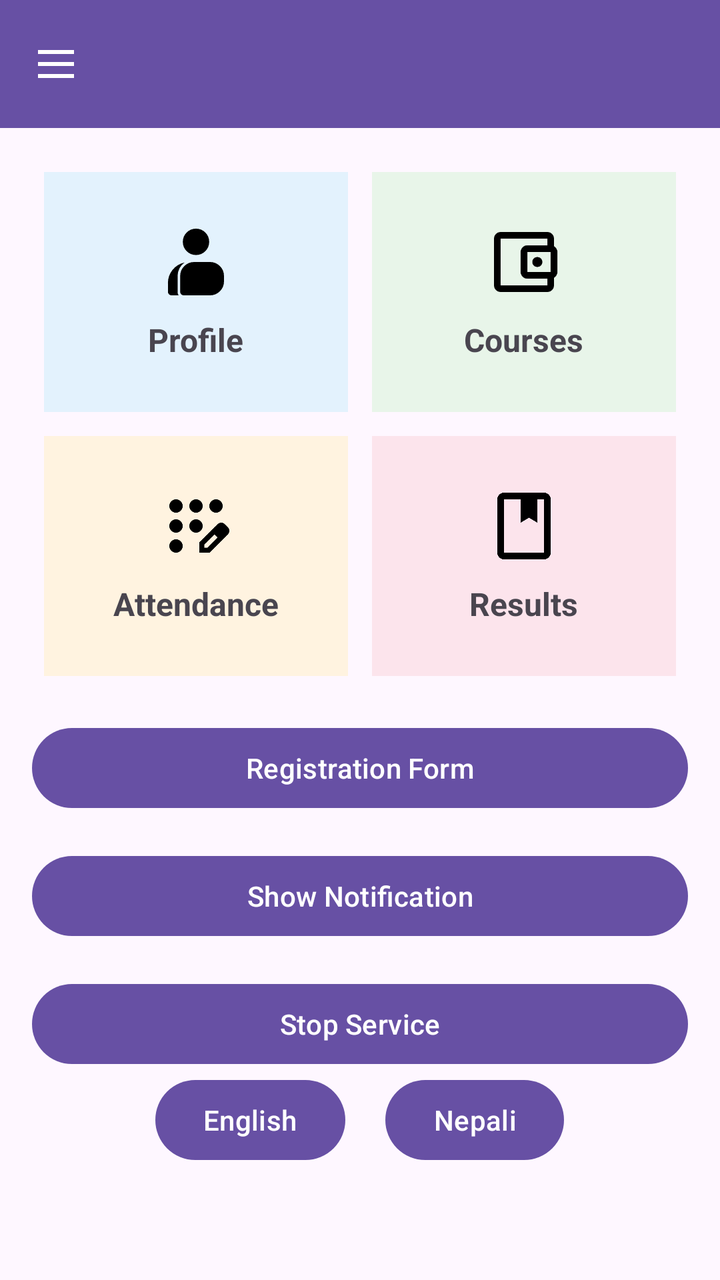
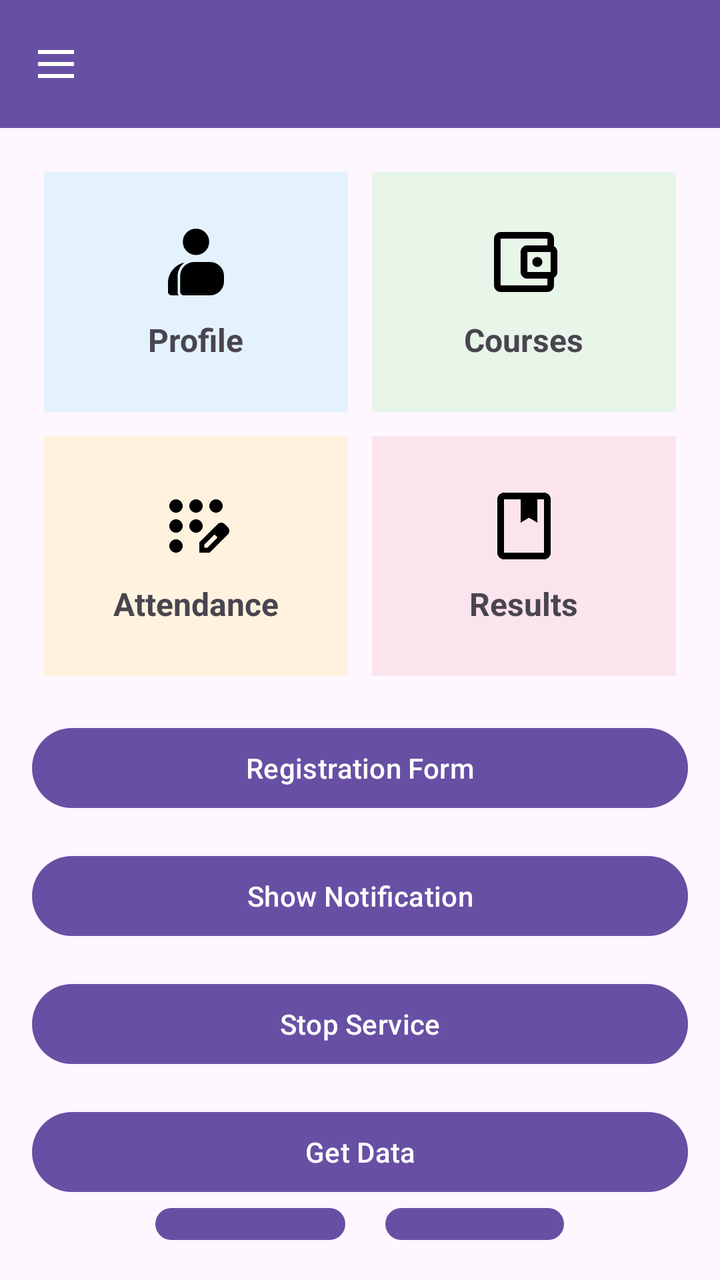

An Android layout rendered at two revisions. The XML below is the earlier revision; the diff shows what the commit changed to produce the second picture.
<!-- AndroidManifest.xml: application theme Theme.COSMOS_MOBILE -->
<!-- res/layout/activity_dashboard.xml -->
<?xml version="1.0" encoding="utf-8"?>
<androidx.drawerlayout.widget.DrawerLayout
    xmlns:android="http://schemas.android.com/apk/res/android"
    xmlns:app="http://schemas.android.com/apk/res-auto"
    android:id="@+id/drawerLayout"
    android:layout_width="match_parent"
    android:layout_height="match_parent">

    <FrameLayout
        android:id="@+id/demoFragment"
        android:layout_width="match_parent"
        android:layout_height="match_parent"
        android:visibility="gone"/>

    
    <LinearLayout
        android:orientation="vertical"
        android:layout_width="match_parent"
        android:layout_height="match_parent">

        
        <com.google.android.material.appbar.MaterialToolbar
            android:id="@+id/topAppBar"
            android:layout_width="match_parent"
            android:layout_height="wrap_content"
            android:background="?attr/colorPrimary"
            app:titleTextColor="@android:color/white"
            app:navigationIconTint="@android:color/white"
            app:navigationIcon="@drawable/ic_menu" />

        


            <LinearLayout
                android:id="@+id/dashboardContent"
                android:orientation="vertical"
                android:padding="16dp"
                android:layout_width="match_parent"
                android:layout_height="wrap_content">

                
                <LinearLayout
                    android:orientation="horizontal"
                    android:gravity="center"
                    android:layout_width="match_parent"
                    android:layout_height="wrap_content">

                    <LinearLayout
                        android:id="@+id/layoutProfile"
                        android:orientation="vertical"
                        android:gravity="center"
                        android:padding="20dp"
                        android:layout_weight="1"
                        android:background="#E3F2FD"
                        android:layout_margin="6dp"
                        android:layout_width="0dp"
                        android:layout_height="120dp">

                        <ImageView
                            android:src="@drawable/ic_profile"
                            android:layout_width="40dp"
                            android:layout_height="40dp" />

                        <TextView
                            android:layout_height="wrap_content"
                            android:layout_width="wrap_content"
                            android:text="@string/profile"
                            android:textStyle="bold"
                            android:textSize="16sp"
                            android:layout_marginTop="8dp" />
                    </LinearLayout>

                    <LinearLayout
                        android:id="@+id/layoutCourses"
                        android:orientation="vertical"
                        android:gravity="center"
                        android:padding="20dp"
                        android:layout_weight="1"
                        android:background="#E8F5E9"
                        android:layout_margin="6dp"
                        android:layout_width="0dp"
                        android:layout_height="120dp">

                        <ImageView
                            android:src="@drawable/ic_course"
                            android:layout_width="40dp"
                            android:layout_height="40dp" />

                        <TextView
                            android:layout_height="wrap_content"
                            android:layout_width="wrap_content"
                            android:text="@string/courses"
                            android:textStyle="bold"
                            android:textSize="16sp"
                            android:layout_marginTop="8dp" />
                    </LinearLayout>

                </LinearLayout>

                
                <LinearLayout
                    android:orientation="horizontal"
                    android:gravity="center"
                    android:layout_width="match_parent"
                    android:layout_height="wrap_content">

                    <LinearLayout
                        android:id="@+id/layoutAttendance"
                        android:orientation="vertical"
                        android:gravity="center"
                        android:padding="20dp"
                        android:layout_weight="1"
                        android:background="#FFF3E0"
                        android:layout_margin="6dp"
                        android:layout_width="0dp"
                        android:layout_height="120dp">

                        <ImageView
                            android:src="@drawable/ic_attendance"
                            android:layout_width="40dp"
                            android:layout_height="40dp" />

                        <TextView
                            android:layout_height="wrap_content"
                            android:layout_width="wrap_content"
                            android:text="@string/atten"
                            android:textStyle="bold"
                            android:textSize="16sp"
                            android:layout_marginTop="8dp" />
                    </LinearLayout>

                    <LinearLayout
                        android:id="@+id/layoutResult"
                        android:orientation="vertical"
                        android:gravity="center"
                        android:padding="20dp"
                        android:layout_weight="1"
                        android:background="#FCE4EC"
                        android:layout_margin="6dp"
                        android:layout_width="0dp"
                        android:layout_height="120dp">

                        <ImageView
                            android:src="@drawable/ic_result"
                            android:layout_width="40dp"
                            android:layout_height="40dp" />

                        <TextView
                            android:layout_height="wrap_content"
                            android:layout_width="wrap_content"
                            android:text="@string/results"
                            android:textStyle="bold"
                            android:textSize="16sp"
                            android:layout_marginTop="8dp" />
                    </LinearLayout>

                </LinearLayout>

                <Button
                    android:id="@+id/btnRegisterStudent"
                    android:layout_marginTop="16dp"
                    android:layout_width="match_parent"
                    android:layout_height="wrap_content"
                    android:text="@string/reg"/>

                <Button
                    android:id="@+id/bthShowNotification"
                    android:layout_marginTop="16dp"
                    android:layout_width="match_parent"
                    android:layout_height="wrap_content"
                    android:text="@string/notify"/>
                <Button
                    android:id="@+id/btnStopService"
                    android:layout_marginTop="16dp"
                    android:layout_width="match_parent"
                    android:layout_height="wrap_content"
                    android:text="@string/stop"/>



                <LinearLayout
                    android:layout_width="match_parent"
                    android:layout_height="match_parent"
                    android:layout_gravity="center"
                    android:gravity="center"
                    android:orientation="horizontal">
                    <Button
                        android:id="@+id/buttonEng"
                        android:layout_width="wrap_content"
                        android:layout_height="wrap_content"
                        android:text="English" />
                    <Space
                        android:layout_width="20dp"
                        android:layout_height="0dp"/>
                    <Button
                        android:id="@+id/buttonNep"
                        android:layout_width="wrap_content"
                        android:layout_height="wrap_content"
                        android:text="Nepali" />
                </LinearLayout>


            </LinearLayout>


    </LinearLayout>
    
    <com.google.android.material.navigation.NavigationView
        android:id="@+id/navigationView"
        android:layout_gravity="start"
        android:layout_width="wrap_content"
        android:layout_height="match_parent"
        android:fitsSystemWindows="true"
        android:background="@android:color/white"
        app:menu="@menu/drawer_menu"
         />

</androidx.drawerlayout.widget.DrawerLayout>
<!-- resources referenced by this layout -->
<resources>
  <!-- drawable ic_menu (drawable) -->
  <vector xmlns:android="http://schemas.android.com/apk/res/android" android:height="24dp" android:tint="#000000" android:viewportHeight="960" android:viewportWidth="960" android:width="24dp">
        
      <path android:fillColor="@android:color/white" android:pathData="M120,280L120,200L840,200L840,280L120,280ZM120,760L120,680L840,680L840,760L120,760ZM120,520L120,440L840,440L840,520L120,520Z"/>
      
  </vector>
  <!-- drawable ic_profile (drawable) -->
  <vector xmlns:android="http://schemas.android.com/apk/res/android" android:height="24dp" android:tint="#000000" android:viewportHeight="960" android:viewportWidth="960" android:width="24dp">
        
      <path android:fillColor="@android:color/white" android:pathData="M185,880Q168,880 155.5,867.5Q143,855 143,838L143,733Q143,643 199,574Q255,505 343,486Q303,514 281,556.5Q259,599 259,648L259,838Q259,849 262,860Q265,871 272,880L185,880ZM332,880Q315,880 302.5,867.5Q290,855 290,838L290,648Q290,578 339.5,529Q389,480 459,480L648,480Q718,480 767,529Q816,578 816,648L816,712Q816,782 767,831Q718,880 648,880L332,880ZM480,396Q414,396 368,350Q322,304 322,238Q322,172 368,126Q414,80 480,80Q546,80 592,126Q638,172 638,238Q638,304 592,350Q546,396 480,396Z"/>
      
  </vector>
  <!-- drawable ic_result (drawable) -->
  <vector xmlns:android="http://schemas.android.com/apk/res/android" android:height="24dp" android:tint="#000000" android:viewportHeight="960" android:viewportWidth="960" android:width="24dp">
        
      <path android:fillColor="@android:color/white" android:pathData="M240,880Q207,880 183.5,856.5Q160,833 160,800L160,160Q160,127 183.5,103.5Q207,80 240,80L720,80Q753,80 776.5,103.5Q800,127 800,160L800,800Q800,833 776.5,856.5Q753,880 720,880L240,880ZM240,800L720,800Q720,800 720,800Q720,800 720,800L720,160Q720,160 720,160Q720,160 720,160L640,160L640,440L540,380L440,440L440,160L240,160Q240,160 240,160Q240,160 240,160L240,800Q240,800 240,800Q240,800 240,800ZM240,800Q240,800 240,800Q240,800 240,800L240,160Q240,160 240,160Q240,160 240,160L240,160Q240,160 240,160Q240,160 240,160L240,800Q240,800 240,800Q240,800 240,800ZM440,440L540,380L640,440L640,440L540,380L440,440Z"/>
      
  </vector>
  <string name="atten">Attendance</string>
  <string name="courses">Courses</string>
  <string name="notify">Show Notification </string>
  <string name="profile">Profile</string>
  <string name="reg">Registration Form</string>
  <string name="results">Results</string>
  <string name="stop">Stop Service </string>
  <style name="Theme.COSMOS_MOBILE" parent="Base.Theme.COSMOS_MOBILE" />
  <style name="Base.Theme.COSMOS_MOBILE" parent="Theme.Material3.DayNight.NoActionBar">
          
          
      </style>
  <!-- unchanged entries left out for length: 2 -->
</resources>

<!-- the commit's change to res/layout/activity_dashboard.xml (unified diff, before → after) -->
@@ -175,6 +175,13 @@
                     android:layout_width="match_parent"
                     android:layout_height="wrap_content"
                     android:text="@string/stop"/>
+
+                <Button
+                    android:id="@+id/getData"
+                    android:layout_marginTop="16dp"
+                    android:layout_width="match_parent"
+                    android:layout_height="wrap_content"
+                    android:text="Get Data"/>
 
 
 
